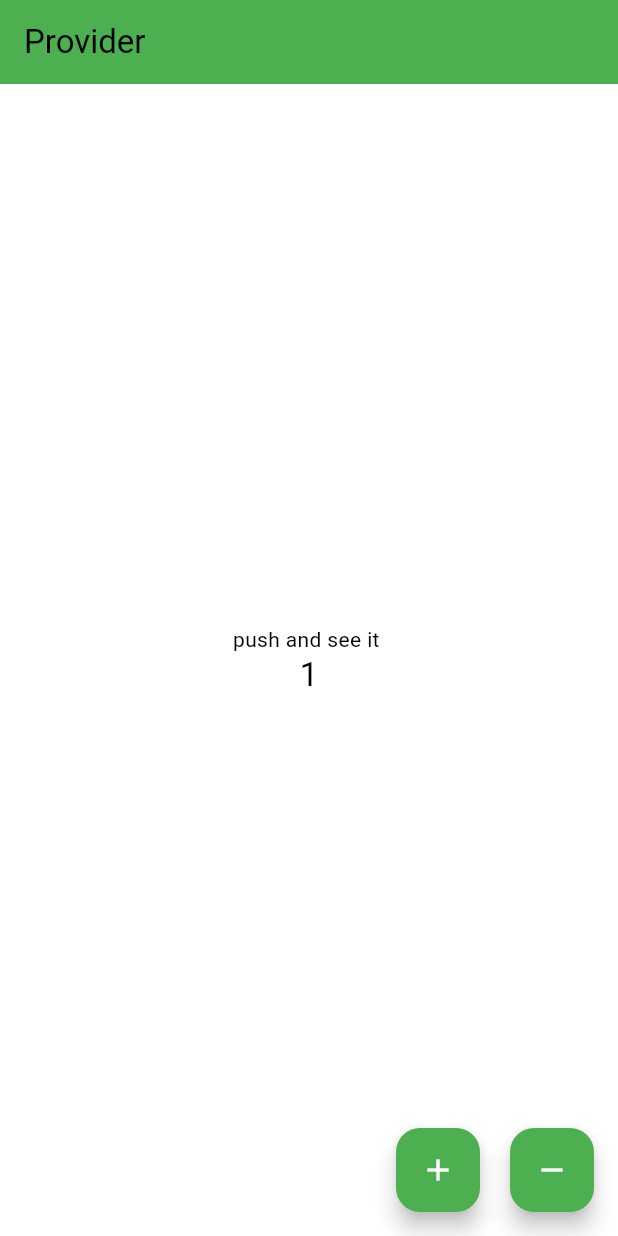
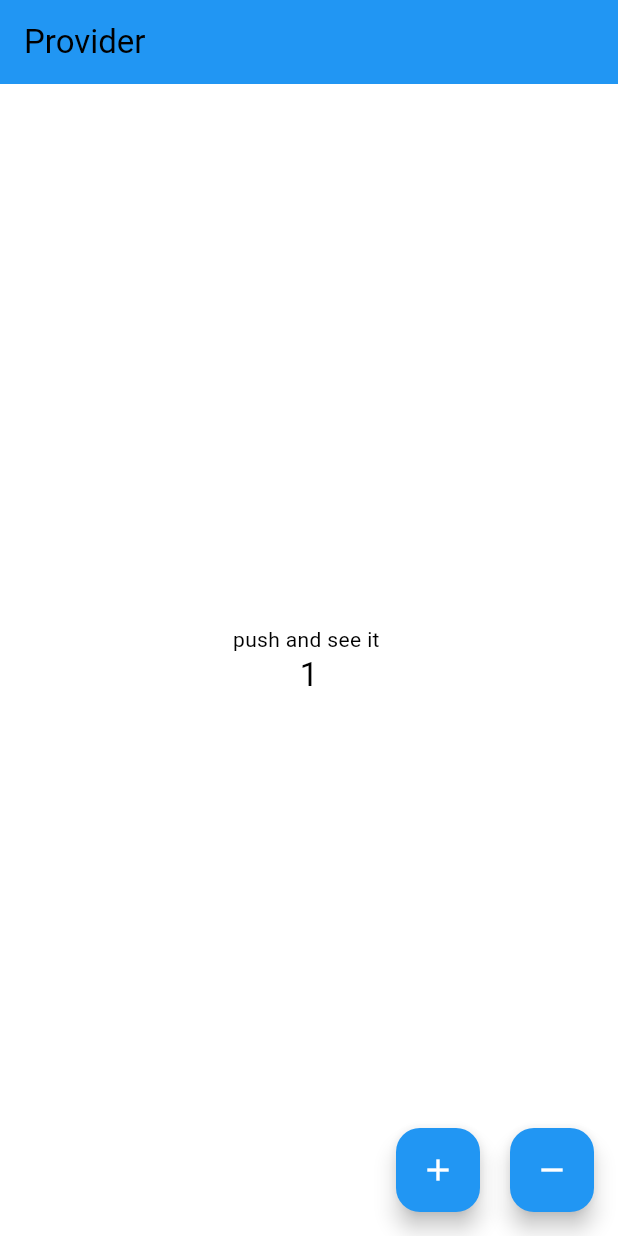
Before and after one commit to Milk448/provider-counter-exerise, a Flutter app: the screen it shows after launch, after a tap on the "add" icon, on a phone screen of 412 x 824 dp. Run offline on Flutter 3.47's test engine with Material 3 defaults, Android fonts, the phone set to English and light mode, and no system bars.

```diff
--- a/lib/main.dart
+++ b/lib/main.dart
@@ -15,9 +15,9 @@ class MyApp extends StatelessWidget {
       child: MaterialApp(
         title: 'Flutter Demo',
         theme: ThemeData(
-          colorScheme: ColorScheme.fromSwatch(primarySwatch: Colors.green),
-          primaryColorDark: Colors.green,
-          primaryColorLight: Colors.green,
+          colorScheme: ColorScheme.fromSwatch(primarySwatch: Colors.blue),
+          primaryColorDark: Colors.blue,
+          primaryColorLight: Colors.blue,
           primaryColor: Colors.green,
           useMaterial3: true,
         ),
@@ -79,6 +79,11 @@ class Counter with ChangeNotifier {
 
   void increment() {
     _count++;
-    notifyListeners(); // Notify listeners
+    notifyListeners();
+  }
+
+  void dcrement() {
+    _count++;
+    notifyListeners();
   }
 }
```
